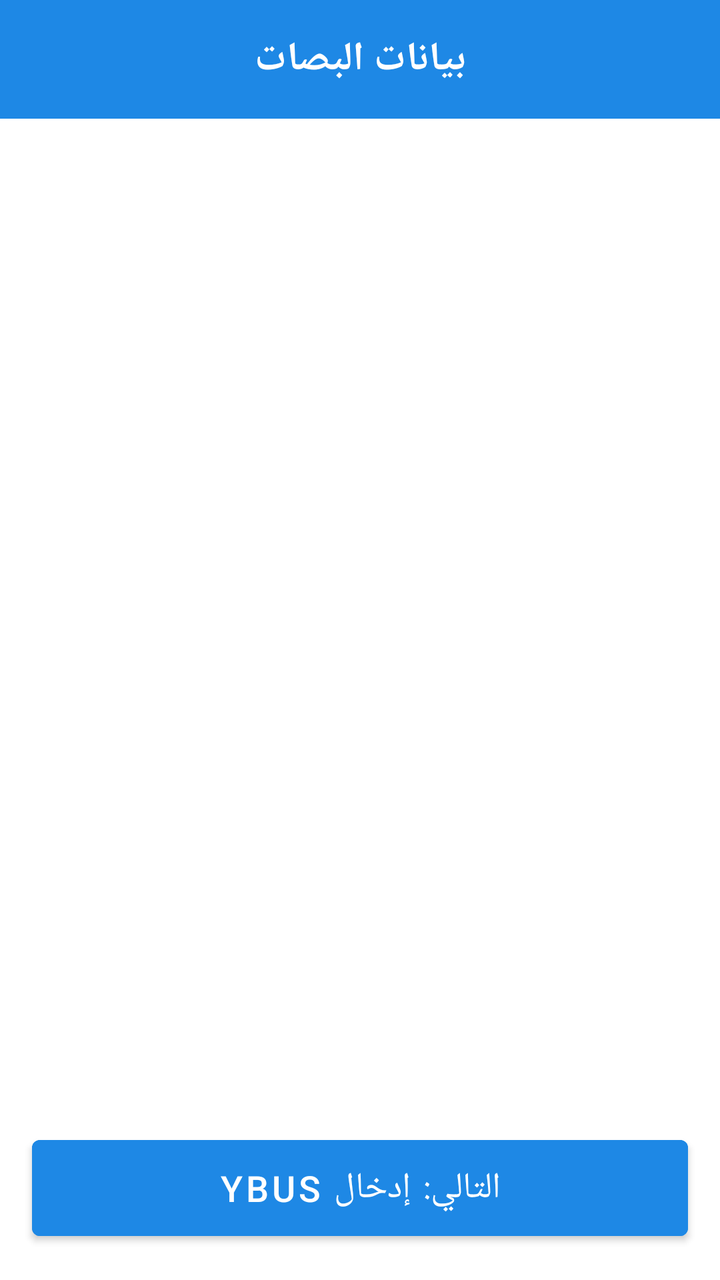
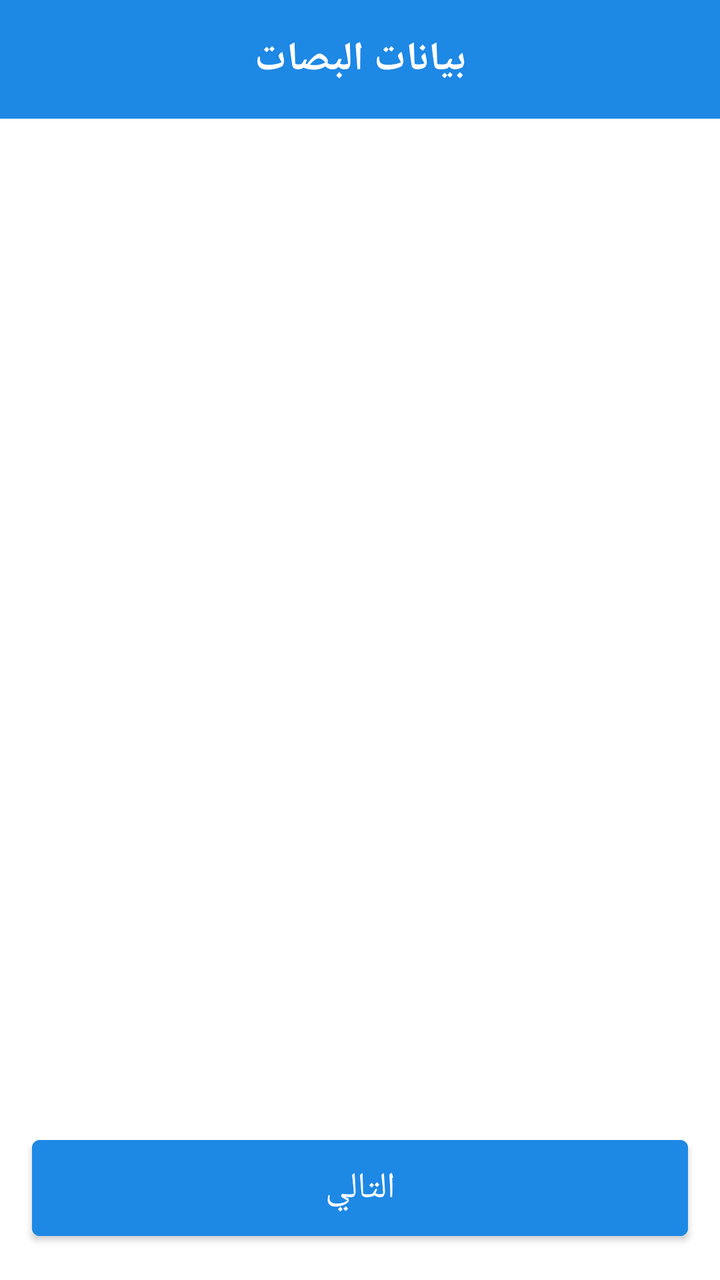

The first picture is an Android layout as it rendered before a commit; the second is the same layout after the commit. The layout source and the unified diff follow.
<!-- AndroidManifest.xml: application theme Theme.LoadFlowApp -->
<!-- res/layout/activity_bus_data.xml -->
<?xml version="1.0" encoding="utf-8"?>
<LinearLayout xmlns:android="http://schemas.android.com/apk/res/android"
    android:layout_width="match_parent"
    android:layout_height="match_parent"
    android:orientation="vertical"
    android:background="@color/backgroundColor">
    
    <TextView
        android:layout_width="match_parent"
        android:layout_height="wrap_content"
        android:text="بيانات البصات"
        android:textSize="20sp"
        android:textStyle="bold"
        android:textColor="#FFFFFF"
        android:background="@color/primaryColor"
        android:padding="16dp"
        android:gravity="center"/>

    <ScrollView
        android:layout_width="match_parent"
        android:layout_height="0dp"
        android:layout_weight="1">
        <LinearLayout
            android:id="@+id/buses_container"
            android:layout_width="match_parent"
            android:layout_height="wrap_content"
            android:orientation="vertical"
            android:padding="16dp"/>
    </ScrollView>

    <Button
        android:id="@+id/btn_next_ybus"
        android:layout_width="match_parent"
        android:layout_height="60dp"
        android:layout_margin="16dp"
        android:text="التالي: إدخال Ybus"
        android:textSize="18sp"
        android:backgroundTint="@color/primaryColor"/>
</LinearLayout>
<!-- resources referenced by this layout -->
<resources>
  <color name="backgroundColor">#FFFFFF</color>
  <color name="primaryColor">#1E88E5</color>
  <style name="Theme.LoadFlowApp" parent="Theme.MaterialComponents.Light.NoActionBar">
          <item name="colorPrimary">@color/primaryColor</item>
          <item name="colorPrimaryDark">@color/primaryDarkColor</item>
          <item name="colorAccent">@color/secondaryColor</item>
          <item name="android:statusBarColor">@color/primaryDarkColor</item>
          <item name="android:textColor">@color/textColorPrimary</item>
      </style>
  <color name="primaryDarkColor">#1565C0</color>
  <color name="secondaryColor">#FFB300</color>
  <color name="textColorPrimary">#000000</color>
</resources>

<!-- the commit's change to res/layout/activity_bus_data.xml (unified diff, before → after) -->
@@ -33,7 +33,7 @@
         android:layout_width="match_parent"
         android:layout_height="60dp"
         android:layout_margin="16dp"
-        android:text="التالي: إدخال Ybus"
+        android:text="التالي"
         android:textSize="18sp"
         android:backgroundTint="@color/primaryColor"/>
 </LinearLayout>
